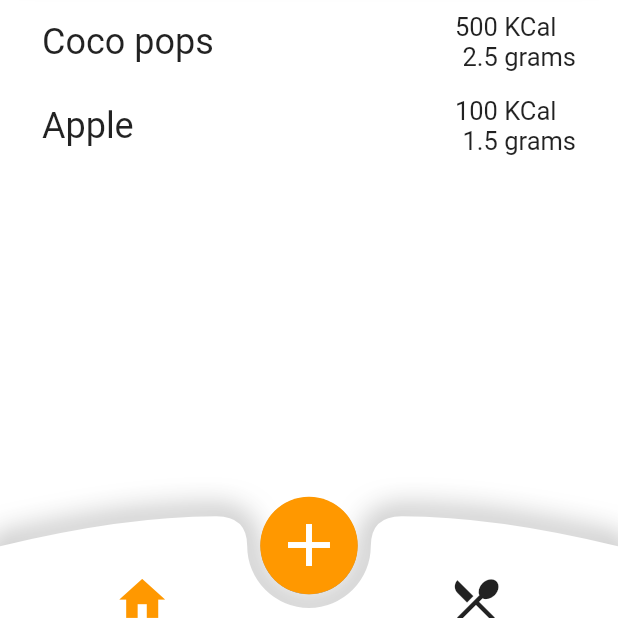
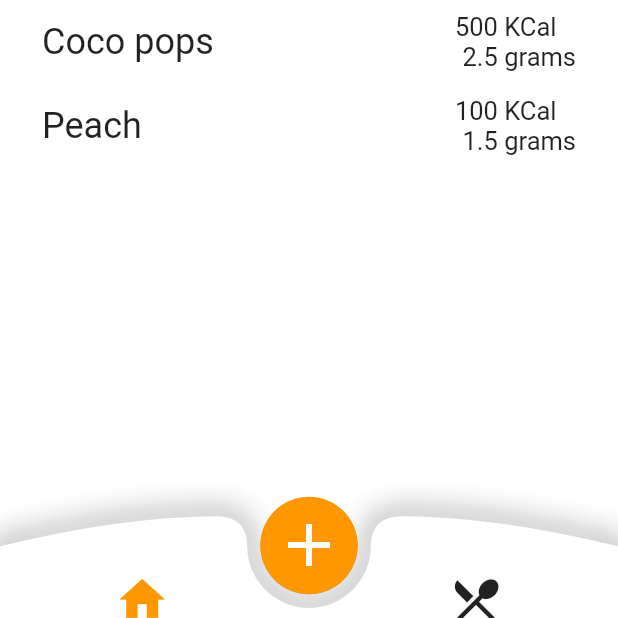
Before and after one commit to LaurenceM96/personal-nutrition-app, a Flutter app: the screen it shows after launch, on a phone screen of 412 x 824 dp, the part 555-1173 px from its top. Run offline on Flutter 3.47's test engine with Material 2 defaults, Android fonts, the phone set to English and light mode, and no system bars.

```diff
--- a/lib/main.dart
+++ b/lib/main.dart
@@ -30,8 +30,8 @@
   final title = 'Today\'s Nutrition';
   final textPlaceholder = '1254 Calories \n 54g Protein';
 
-  var consumedMeals = ['coco pops', 'apple'];
-  var meals = {'coco pops':'500,2.5', 'apple':'100,1.5'};
+  var consumedMeals = ['coco pops', 'peach'];
+  var meals = {'coco pops':'500,2.5', 'peach':'100,1.5'};
 
   @override
   Widget build(BuildContext context) {
```
